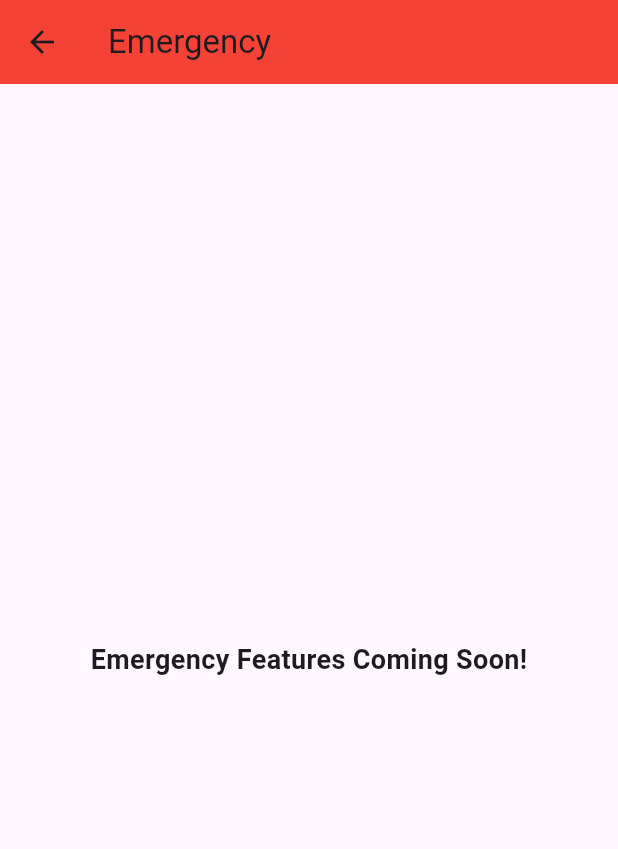
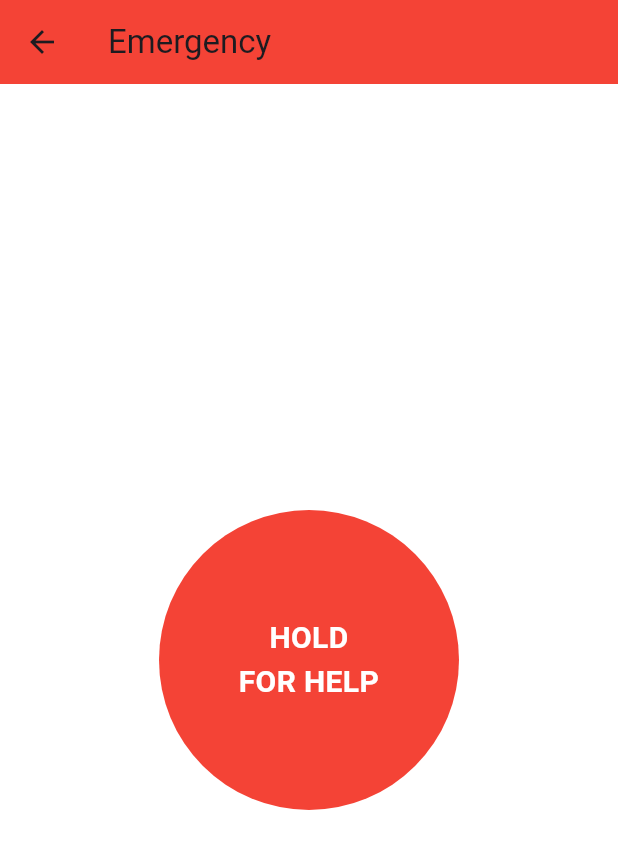
Before and after one commit to Drews-World/safelinkgsu, a Flutter app: the EmergencyScreen screen opened directly, on a phone screen of 412 x 824 dp. Shown: the top 849 px of the screen. Run offline on Flutter 3.47's test engine with Material 3 defaults, Android fonts, the phone set to English and light mode, and no system bars; our stand-ins replace geolocator.

Commit message:
Added emergency screen button to call police. Minor text changes in UI.

```diff
--- a/lib/screens/carpool_screen.dart
+++ b/lib/screens/carpool_screen.dart
@@ -113,7 +113,7 @@ class _CarpoolScreenState extends State<CarpoolScreen> {
 
     return Scaffold(
       appBar: AppBar(
-        title: const Text('Carpool System'),
+        title: const Text('Carpool'),
         backgroundColor: Colors.blue,
         actions: [
           // Filter Dropdown
@@ -175,7 +175,7 @@ class _CarpoolScreenState extends State<CarpoolScreen> {
                         '${commuter['distance'].toStringAsFixed(1)} miles away • ${commuter['direction']}'),
                       trailing: ElevatedButton(
                         style: ElevatedButton.styleFrom(
-                          backgroundColor: Colors.green,
+                          backgroundColor: const Color.fromARGB(255, 109, 192, 99),
                           foregroundColor: Colors.white,
                         ),
                         onPressed: () {
--- a/lib/screens/emergency_screen.dart
+++ b/lib/screens/emergency_screen.dart
@@ -1,26 +1,179 @@
 import 'package:flutter/material.dart';
+import 'dart:async';
+import 'dart:math';
 
-class EmergencyScreen extends StatelessWidget {
+class EmergencyScreen extends StatefulWidget {
   const EmergencyScreen({super.key});
+
+  @override
+  _EmergencyScreenState createState() => _EmergencyScreenState();
+}
+
+class _EmergencyScreenState extends State<EmergencyScreen>
+    with SingleTickerProviderStateMixin {
+  late AnimationController _animationController;
+  Timer? _holdTimer;
+  bool _isHolding = false;
+  Color _backgroundColor = Colors.white;
+
+  Timer? _flashingTimer;
+
+  @override
+  void initState() {
+    super.initState();
+    _animationController = AnimationController(
+      vsync: this,
+      duration: const Duration(seconds: 8),
+    );
+
+
+    _animationController.addListener(() {
+      setState(() {});
+    });
+  }
+
+  @override
+  void dispose() {
+    _animationController.dispose();
+    _holdTimer?.cancel();
+    _flashingTimer?.cancel();
+    super.dispose();
+  }
+
+  void _startHold() {
+    setState(() {
+      _isHolding = true;
+    });
+    _animationController.forward();
+    _startFlashing();
+
+    _holdTimer = Timer(const Duration(seconds: 8), () {
+      if (_isHolding) {
+
+        ScaffoldMessenger.of(context).showSnackBar(
+          const SnackBar(
+            content: Text(
+              'GSU Police have been alerted and dispatched to your location!',
+            ),
+            backgroundColor: Colors.red,
+          ),
+        );
+      }
+      _resetHold();
+    });
+  }
+
+  void _cancelHold() {
+    if (_isHolding) {
+      _resetHold();
+      ScaffoldMessenger.of(context).showSnackBar(
+        const SnackBar(
+          content: Text('Emergency alert canceled.'),
+          backgroundColor: Colors.blue,
+        ),
+      );
+    }
+  }
+
+  void _resetHold() {
+    setState(() {
+      _isHolding = false;
+      _backgroundColor = Colors.white;
+    });
+    _animationController.reset();
+    _holdTimer?.cancel();
+    _flashingTimer?.cancel();
+  }
+
+  void _startFlashing() {
+    _flashingTimer = Timer.periodic(const Duration(milliseconds: 500), (timer) {
+      setState(() {
+        _backgroundColor =
+            _backgroundColor == Colors.red ? Colors.blue : Colors.red;
+      });
+    });
+  }
 
   @override
   Widget build(BuildContext context) {
     return Scaffold(
+      backgroundColor: _backgroundColor,
       appBar: AppBar(
         title: const Text('Emergency'),
         backgroundColor: Colors.red,
       ),
       body: Center(
-        child: Column(
-          mainAxisAlignment: MainAxisAlignment.center,
-          children: const [
-            Text(
-              'Emergency Features Coming Soon!',
-              style: TextStyle(fontSize: 18, fontWeight: FontWeight.bold),
-            ),
-          ],
+        child: GestureDetector(
+          onLongPressStart: (_) => _startHold(),
+          onLongPressEnd: (_) => _cancelHold(),
+          child: Stack(
+            alignment: Alignment.center,
+            children: [
+              // Tracing Circle
+              CustomPaint(
+                size: const Size(200, 200),
+                painter: CirclePainter(
+                  animationValue: _animationController.value,
+                ),
+              ),
+              // Emergency Button
+              Container(
+                width: 200,
+                height: 200,
+                decoration: const BoxDecoration(
+                  shape: BoxShape.circle,
+                  color: Colors.red,
+                ),
+                child: const Center(
+                  child: Text(
+                    'HOLD\nFOR HELP',
+                    textAlign: TextAlign.center,
+                    style: TextStyle(
+                      color: Colors.white,
+                      fontSize: 20,
+                      fontWeight: FontWeight.bold,
+                    ),
+                  ),
+                ),
+              ),
+            ],
+          ),
         ),
       ),
     );
   }
 }
+
+
+class CirclePainter extends CustomPainter {
+  final double animationValue;
+
+  CirclePainter({required this.animationValue});
+
+  @override
+  void paint(Canvas canvas, Size size) {
+    final Paint paint = Paint()
+      ..color = Colors.white
+      ..style = PaintingStyle.stroke
+      ..strokeWidth = 6.0;
+
+    final Rect rect = Rect.fromCircle(
+      center: Offset(size.width / 2, size.height / 2),
+      radius: size.width / 2,
+    );
+
+
+    canvas.drawArc(
+      rect,
+      -pi / 2,
+      2 * pi * animationValue,
+      false,
+      paint,
+    );
+  }
+
+  @override
+  bool shouldRepaint(covariant CirclePainter oldDelegate) {
+    return oldDelegate.animationValue != animationValue;
+  }
+}
```
Also changed, not shown: lib/screens/buddy_screen.dart (+4 -4 lines).
